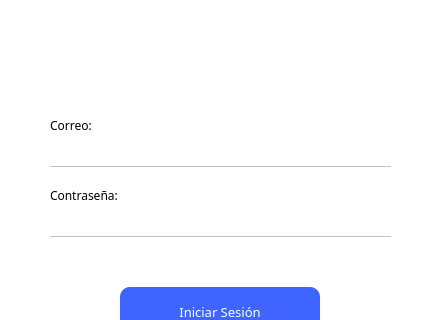
This is hospital-Core/Widgets/Usuario/inicar_sesion.ui in MrDanielG/Hospital-SCRUM as Qt 5 draws it before an edit; both pictures show x 0 to 442 and y 123 to 443 of the 442 by 550 pixel window. The edited form follows.
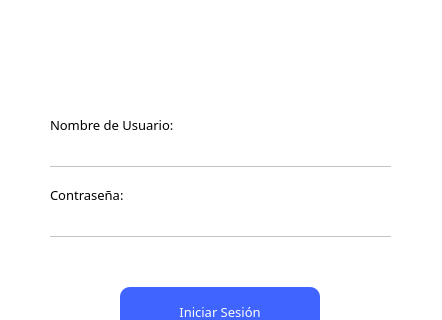
This is the edited form. Icons and pictures are not drawn.

What changed in the file:
```diff
--- a/hospital-Core/Widgets/Usuario/inicar_sesion.ui
+++ b/hospital-Core/Widgets/Usuario/inicar_sesion.ui
@@ -75,17 +75,18 @@
     <rect>
      <x>50</x>
      <y>240</y>
-     <width>181</width>
+     <width>191</width>
      <height>16</height>
     </rect>
    </property>
    <property name="font">
     <font>
      <family>Montserrat</family>
+     <pointsize>10</pointsize>
     </font>
    </property>
    <property name="text">
-    <string>Correo:</string>
+    <string>Nombre de Usuario:</string>
    </property>
   </widget>
   <widget class="QLabel" name="label_3">
@@ -93,13 +94,14 @@
     <rect>
      <x>50</x>
      <y>310</y>
-     <width>111</width>
+     <width>181</width>
      <height>16</height>
     </rect>
    </property>
    <property name="font">
     <font>
      <family>Montserrat</family>
+     <pointsize>10</pointsize>
     </font>
    </property>
    <property name="text">
```
Left out of the diff: 18 changed lines with no effect on the pictures.
